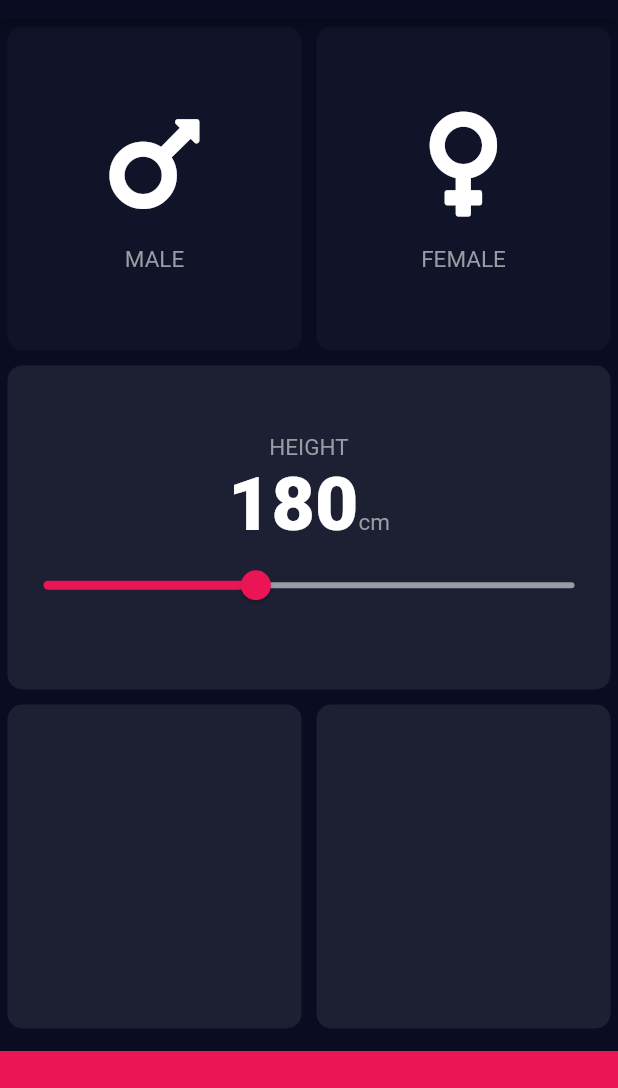
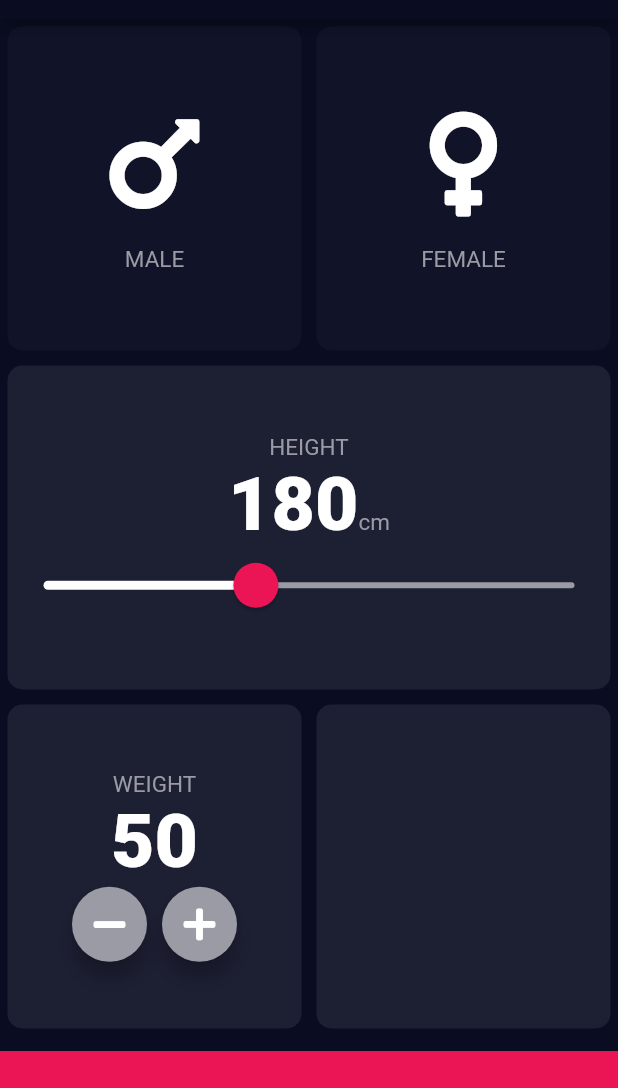
Before and after one commit to dev-nomi/BmiCalculator, a Flutter app: the screen it shows after launch, on a phone screen of 412 x 824 dp, the part 65-1153 px from its top. Run offline on Flutter 3.47's test engine with Material 2 defaults, Android fonts, the phone set to English and light mode, and no system bars; our stand-ins replace font_awesome_flutter.

Commit message:
Add Raw Material Button

```diff
--- a/lib/Constants.dart
+++ b/lib/Constants.dart
@@ -5,6 +5,7 @@ const kInacticeCardColor = Color(0xFF111428);
 const kBottomCardColor = Color(0xFFeb1555);
 const kBottomContainerHeight = 80.0;
 const kLabelColor = Color(0xFF9a9ba4);
+const kWhiteColor=Colors.white;
 enum Gender {
   MALE,
   FEMALE,
--- a/lib/InputPage.dart
+++ b/lib/InputPage.dart
@@ -1,4 +1,5 @@
 import 'package:flutter/material.dart';
+import 'package:flutter/widgets.dart';
 import 'package:font_awesome_flutter/font_awesome_flutter.dart';
 import 'ReusableCard.dart';
 import 'ReusableIcon.dart';
@@ -11,7 +12,8 @@ class InputPage extends StatefulWidget {
 
 class _InputPageState extends State<InputPage> {
   Gender selectedGender;
-  int height=180;
+  int height = 180;
+  int weight = 50;
 
   @override
   Widget build(BuildContext context) {
@@ -90,17 +92,26 @@ class _InputPageState extends State<InputPage> {
                         ),
                       ],
                     ),
-                    Slider(
+                    SliderTheme(
+                      data: SliderTheme.of(context).copyWith(
+                        thumbColor: kBottomCardColor,
+                        activeTrackColor: kWhiteColor,
+                        inactiveTrackColor: kLabelColor,
+                        overlayColor: kBottomCardColor.withOpacity(0.5),
+                        thumbShape: RoundSliderThumbShape(
+                          enabledThumbRadius: 15.0,
+                        ),
+                      ),
+                      child: Slider(
                         value: height.toDouble(),
-                        onChanged: (double newValue){
+                        onChanged: (double newValue) {
                           setState(() {
-                            height=newValue.toInt();
+                            height = newValue.round();
                           });
                         },
-                        activeColor: kBottomCardColor,
-                        inactiveColor: kLabelColor,
                         min: 100.0,
                         max: 300.0,
+                      ),
                     ),
                   ],
                 ),
@@ -112,6 +123,43 @@ class _InputPageState extends State<InputPage> {
                   Expanded(
                     child: ReusableCard(
                       colour: kActiveCardColor,
+                      cardChild: Column(
+                        mainAxisAlignment: MainAxisAlignment.center,
+                        children: <Widget>[
+                          Text(
+                            'WEIGHT',
+                            style: kLabelStyle,
+                          ),
+                          Text(
+                            weight.toString(),
+                            style: kNumberTextStyle,
+                          ),
+                          Row(
+                            mainAxisAlignment: MainAxisAlignment.center,
+                            children: <Widget>[
+                              RoundIconButton(
+                                icon: FontAwesomeIcons.minus,
+                                onPress: () {
+                                  setState(() {
+                                    weight--;
+                                  });
+                                },
+                              ),
+                              SizedBox(
+                                width: 10.0,
+                              ),
+                              RoundIconButton(
+                                icon: FontAwesomeIcons.plus,
+                                onPress: () {
+                                  setState(() {
+                                    weight++;
+                                  });
+                                },
+                              ),
+                            ],
+                          ),
+                        ],
+                      ),
                     ),
                   ),
                   Expanded(
@@ -133,4 +181,25 @@ class _InputPageState extends State<InputPage> {
       ),
     );
   }
-}
+} //_InputPageState
+
+class RoundIconButton extends StatelessWidget {
+  final IconData icon;
+  final Function onPress;
+  RoundIconButton({this.icon, this.onPress});
+
+  @override
+  Widget build(BuildContext context) {
+    return RawMaterialButton(
+      onPressed: onPress,
+      child: Icon(icon),
+      elevation: 6.0,
+      shape: CircleBorder(),
+      fillColor:  kLabelColor,
+      constraints: BoxConstraints.tightFor(
+        width: 50.0,
+        height: 50.0,
+      ),
+    );
+  }
+} //RoundIconButton
```
